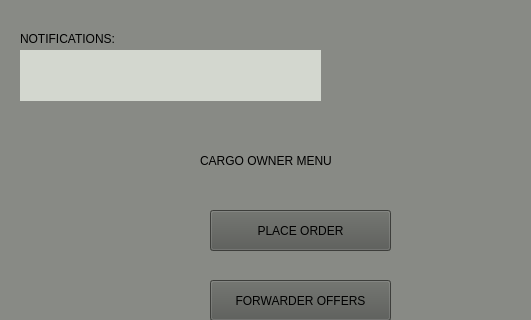
Above: sdi_app/gui/menu_owner.ui from FratiaXd/SDI before the change; both pictures show x 0 to 531 and y 0 to 320 of the 623 by 523 pixel window. Below: the same form after it.
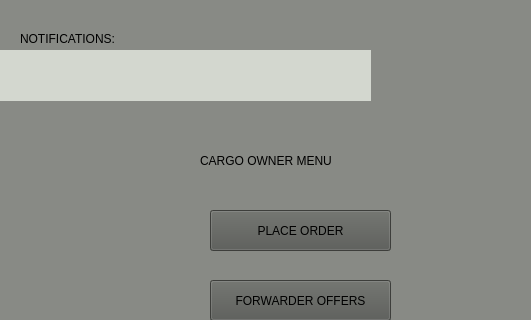
That is the form after the change.

Patch:
```diff
--- a/sdi_app/gui/menu_owner.ui
+++ b/sdi_app/gui/menu_owner.ui
@@ -116,9 +116,9 @@
     <widget class="QLabel" name="label_14">
      <property name="geometry">
       <rect>
-       <x>20</x>
+       <x>-10</x>
        <y>50</y>
-       <width>301</width>
+       <width>381</width>
        <height>51</height>
       </rect>
      </property>
```
